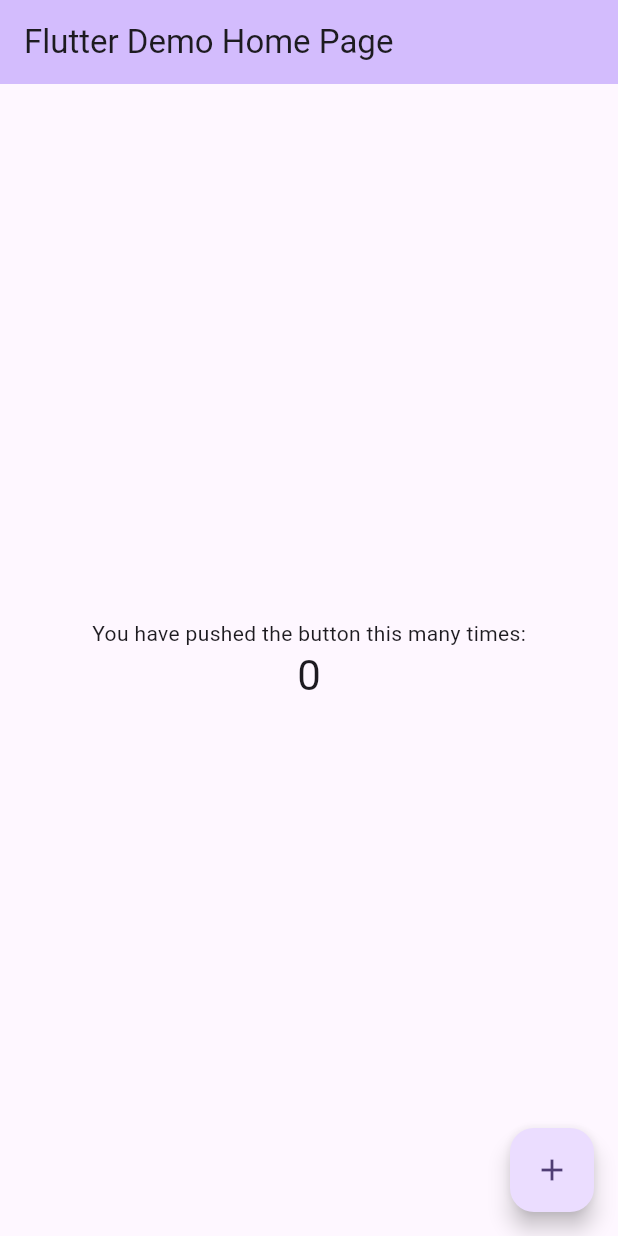
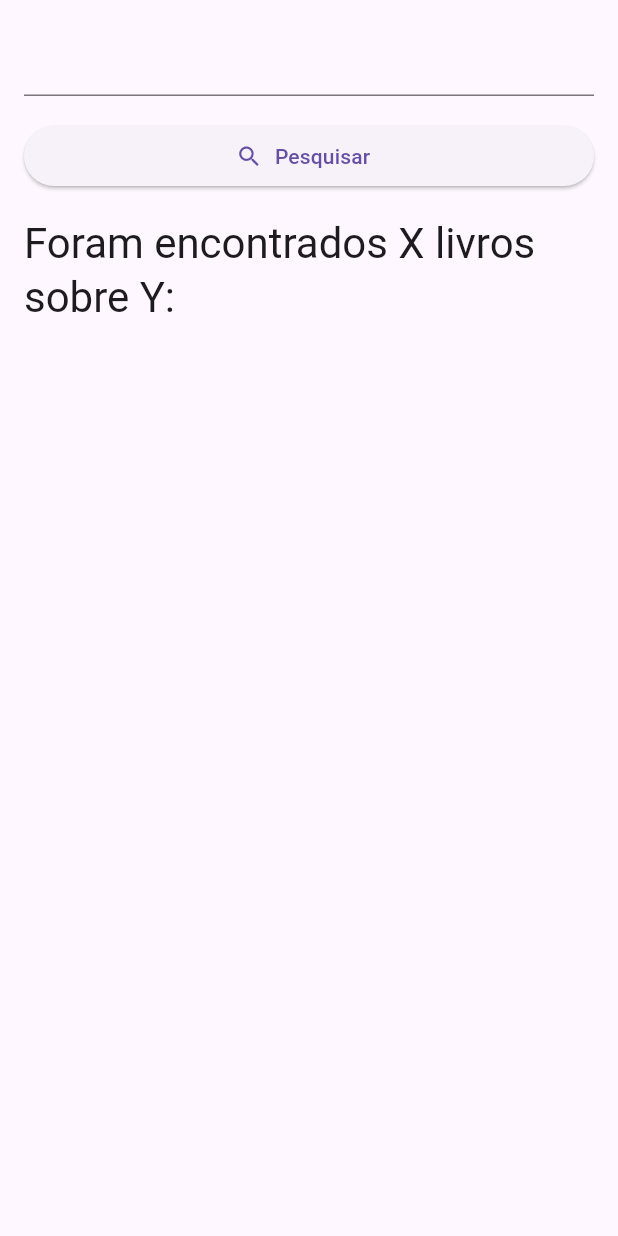
Before and after one commit to JansenDF/searchBook, a Flutter app: the screen it shows after launch, on a phone screen of 412 x 824 dp. Run offline on Flutter 3.47's test engine with Material 3 defaults, Android fonts, the phone set to English and light mode, and no system bars.

Commit message:
Estrutura inicial do projeto

```diff
--- a/lib/main.dart
+++ b/lib/main.dart
@@ -1,125 +1,48 @@
 import 'package:flutter/material.dart';
 
 void main() {
-  runApp(const MyApp());
+  runApp(BookApp());
 }
 
-class MyApp extends StatelessWidget {
-  const MyApp({super.key});
-
-  // This widget is the root of your application.
+class BookApp extends StatelessWidget {
   @override
   Widget build(BuildContext context) {
-    return MaterialApp(
-      title: 'Flutter Demo',
-      theme: ThemeData(
-        // This is the theme of your application.
-        //
-        // TRY THIS: Try running your application with "flutter run". You'll see
-        // the application has a purple toolbar. Then, without quitting the app,
-        // try changing the seedColor in the colorScheme below to Colors.green
-        // and then invoke "hot reload" (save your changes or press the "hot
-        // reload" button in a Flutter-supported IDE, or press "r" if you used
-        // the command line to start the app).
-        //
-        // Notice that the counter didn't reset back to zero; the application
-        // state is not lost during the reload. To reset the state, use hot
-        // restart instead.
-        //
-        // This works for code too, not just values: Most code changes can be
-        // tested with just a hot reload.
-        colorScheme: ColorScheme.fromSeed(seedColor: Colors.deepPurple),
-        useMaterial3: true,
-      ),
-      home: const MyHomePage(title: 'Flutter Demo Home Page'),
+    return const MaterialApp(
+      home: HomePage(),
     );
   }
 }
 
-class MyHomePage extends StatefulWidget {
-  const MyHomePage({super.key, required this.title});
-
-  // This widget is the home page of your application. It is stateful, meaning
-  // that it has a State object (defined below) that contains fields that affect
-  // how it looks.
-
-  // This class is the configuration for the state. It holds the values (in this
-  // case the title) provided by the parent (in this case the App widget) and
-  // used by the build method of the State. Fields in a Widget subclass are
-  // always marked "final".
-
-  final String title;
+class HomePage extends StatefulWidget {
+  const HomePage({super.key});
 
   @override
-  State<MyHomePage> createState() => _MyHomePageState();
+  HomePageState createState() => HomePageState();
 }
 
-class _MyHomePageState extends State<MyHomePage> {
-  int _counter = 0;
-
-  void _incrementCounter() {
-    setState(() {
-      // This call to setState tells the Flutter framework that something has
-      // changed in this State, which causes it to rerun the build method below
-      // so that the display can reflect the updated values. If we changed
-      // _counter without calling setState(), then the build method would not be
-      // called again, and so nothing would appear to happen.
-      _counter++;
-    });
-  }
-
+class HomePageState extends State<HomePage> {
   @override
   Widget build(BuildContext context) {
-    // This method is rerun every time setState is called, for instance as done
-    // by the _incrementCounter method above.
-    //
-    // The Flutter framework has been optimized to make rerunning build methods
-    // fast, so that you can just rebuild anything that needs updating rather
-    // than having to individually change instances of widgets.
     return Scaffold(
-      appBar: AppBar(
-        // TRY THIS: Try changing the color here to a specific color (to
-        // Colors.amber, perhaps?) and trigger a hot reload to see the AppBar
-        // change color while the other colors stay the same.
-        backgroundColor: Theme.of(context).colorScheme.inversePrimary,
-        // Here we take the value from the MyHomePage object that was created by
-        // the App.build method, and use it to set our appbar title.
-        title: Text(widget.title),
-      ),
-      body: Center(
-        // Center is a layout widget. It takes a single child and positions it
-        // in the middle of the parent.
-        child: Column(
-          // Column is also a layout widget. It takes a list of children and
-          // arranges them vertically. By default, it sizes itself to fit its
-          // children horizontally, and tries to be as tall as its parent.
-          //
-          // Column has various properties to control how it sizes itself and
-          // how it positions its children. Here we use mainAxisAlignment to
-          // center the children vertically; the main axis here is the vertical
-          // axis because Columns are vertical (the cross axis would be
-          // horizontal).
-          //
-          // TRY THIS: Invoke "debug painting" (choose the "Toggle Debug Paint"
-          // action in the IDE, or press "p" in the console), to see the
-          // wireframe for each widget.
-          mainAxisAlignment: MainAxisAlignment.center,
-          children: <Widget>[
-            const Text(
-              'You have pushed the button this many times:',
+      body: Padding(
+        padding: const EdgeInsets.all(16),
+        child: ListView(
+          children: [
+            const TextField(),
+            const SizedBox(height: 16),
+            ElevatedButton.icon(
+              onPressed: () {},
+              icon: const Icon(Icons.search),
+              label: const Text('Pesquisar'),
             ),
+            const SizedBox(height: 16),
             Text(
-              '$_counter',
+              'Foram encontrados X livros sobre Y: ',
               style: Theme.of(context).textTheme.headlineMedium,
-            ),
+            )
           ],
         ),
       ),
-      floatingActionButton: FloatingActionButton(
-        onPressed: _incrementCounter,
-        tooltip: 'Increment',
-        child: const Icon(Icons.add),
-      ), // This trailing comma makes auto-formatting nicer for build methods.
     );
   }
 }
```
